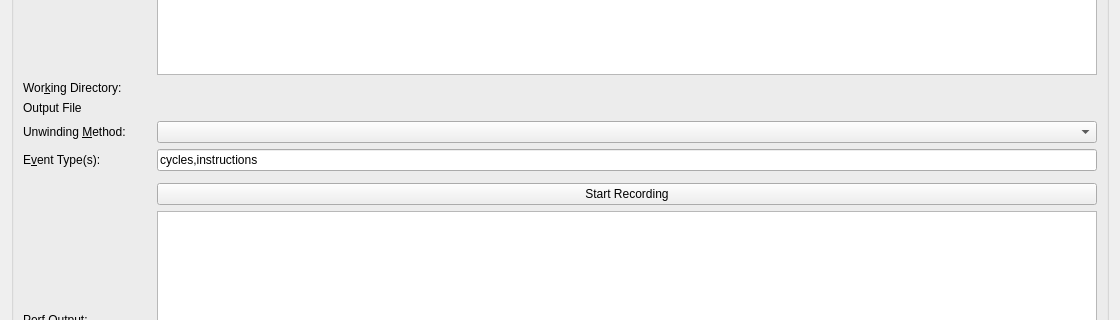
Before: the Qt Designer form src/recordpage.ui in KDAB/hotspot, drawn with Qt 5; both pictures show x 0 to 1120 and y 278 to 598 of the 1120 by 974 pixel window.
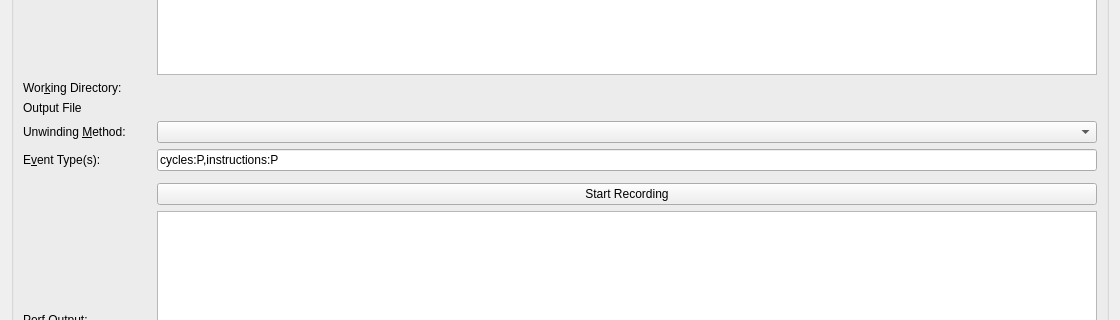
After: the same form once the commit is applied. Icons and pictures are not drawn. Custom widgets are drawn as their Qt base class.

Commit message: Use precise counters by default from hotspot record page

What changed in the file:
```diff
--- a/src/recordpage.ui
+++ b/src/recordpage.ui
@@ -238,7 +238,7 @@
          <string>Optional perf event type flags to use while recording perf data</string>
         </property>
         <property name="text">
-         <string>cycles,instructions</string>
+         <string>cycles:P,instructions:P</string>
         </property>
        </widget>
       </item>
```
